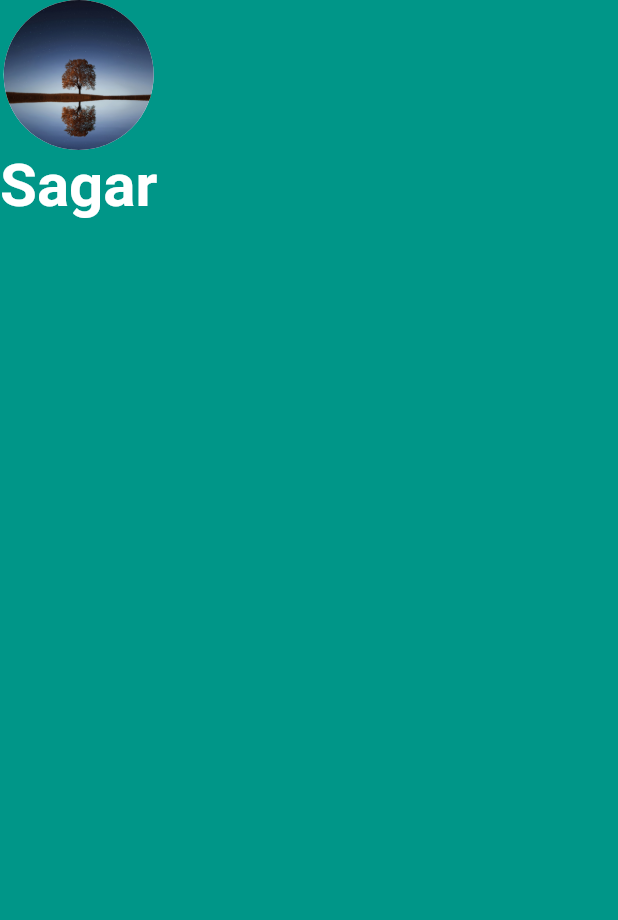
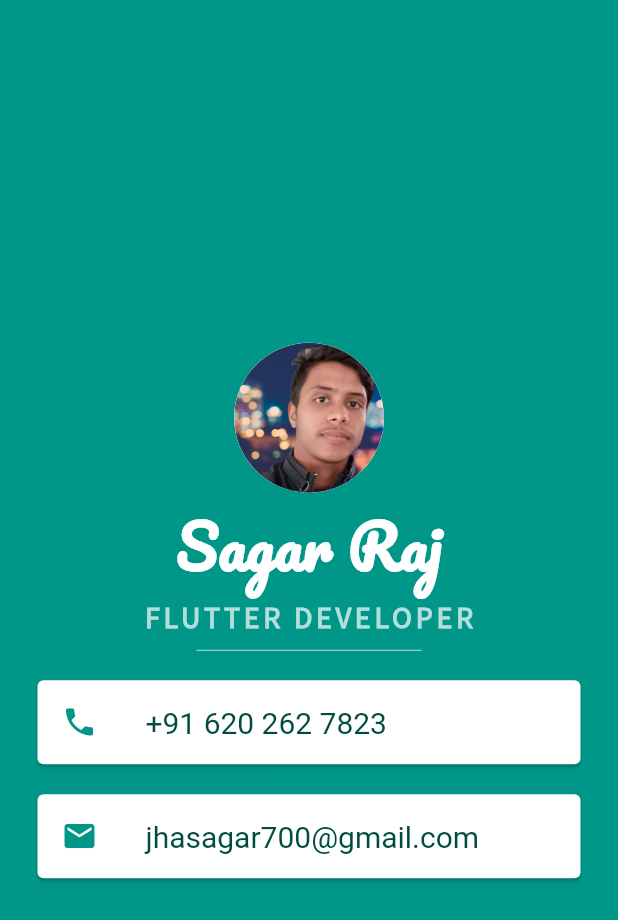
Before and after one commit to Sagar123Kumar/micard, a Flutter app: the screen it shows after launch, on a phone screen of 412 x 824 dp. Shown: the top 920 px of the screen. Run offline on Flutter 3.47's test engine with Material 2 defaults, Android fonts, the phone set to English and light mode, and no system bars.

Commit message:
main.dart

```diff
--- a/lib/main.dart
+++ b/lib/main.dart
@@ -14,18 +14,69 @@ class MyApp extends StatelessWidget {
         backgroundColor: Colors.teal,
         body: SafeArea(
           child: Column(
+            mainAxisAlignment: MainAxisAlignment.center,
             children: <Widget>[
               CircleAvatar(
                 radius: 50,
                 backgroundColor: Colors.white,
-                backgroundImage: AssetImage('assets/images/pre.jpg'),
+                backgroundImage: AssetImage('assets/images/pic.png'),
               ),
               Text(
-                'Sagar',
+                'Sagar Raj',
                 style: TextStyle(
+                  fontFamily: 'Pacifico',
                   fontSize: 40,
                   color: Colors.white,
                   fontWeight: FontWeight.bold,
+                ),
+              ),
+              Text(
+                'FLUTTER DEVELOPER',
+                style: TextStyle(
+                  fontFamily: 'Source Sans Pro',
+                  color: Colors.teal.shade100,
+                  fontSize: 20,
+                  letterSpacing: 2.5,
+                  fontWeight: FontWeight.bold,
+                ),
+              ),
+              SizedBox(
+                height: 20,
+                width: 150,
+                child: Divider(
+                  color: Colors.teal.shade100,
+                ),
+              ),
+              Card(
+                margin: EdgeInsets.symmetric(vertical: 10, horizontal: 25),
+                child: ListTile(
+                  leading: Icon(
+                    Icons.phone,
+                    color: Colors.teal,
+                  ),
+                  title: Text(
+                    '+91 620 262 7823',
+                    style: TextStyle(
+                      color: Colors.teal.shade900,
+                      fontSize: 20,
+                    ),
+                  ),
+                ),
+              ),
+              Card(
+                margin: EdgeInsets.symmetric(vertical: 10, horizontal: 25),
+                child: ListTile(
+                  leading: Icon(
+                    Icons.email,
+                    color: Colors.teal,
+                  ),
+                  title: Text(
+                    'jhasagar700@gmail.com',
+                    style: TextStyle(
+                      color: Colors.teal.shade900,
+                      fontSize: 20,
+                    ),
+                  ),
                 ),
               ),
             ],
```
Also changed, not shown: pubspec.yaml (+7 -25 lines), fonts/Pacifico-Regular.ttf (added), fonts/SourceSansPro-Regular.ttf (added).
